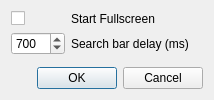
This is Qt/AppSet-Qt/options.ui in svn2github/appset as Qt 5 draws it before an edit. The edited form follows.
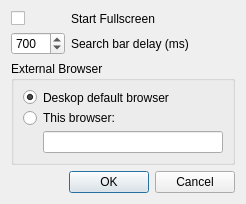
This is the edited form.

Diff of the .ui file:
```diff
--- a/Qt/AppSet-Qt/options.ui
+++ b/Qt/AppSet-Qt/options.ui
@@ -6,8 +6,8 @@
    <rect>
     <x>0</x>
     <y>0</y>
-    <width>214</width>
-    <height>100</height>
+    <width>246</width>
+    <height>203</height>
    </rect>
   </property>
   <property name="sizePolicy">
@@ -23,7 +23,7 @@
    <bool>true</bool>
   </property>
   <layout class="QGridLayout" name="gridLayout">
-   <item row="1" column="0">
+   <item row="2" column="0">
     <widget class="QDialogButtonBox" name="buttonBox">
      <property name="orientation">
       <enum>Qt::Horizontal</enum>
@@ -78,6 +78,57 @@
      </item>
     </layout>
    </item>
+   <item row="1" column="0">
+    <widget class="QGroupBox" name="groupBox">
+     <property name="title">
+      <string>External Browser</string>
+     </property>
+     <layout class="QFormLayout" name="formLayout_3">
+      <item row="0" column="0">
+       <widget class="QRadioButton" name="defaultBrowser">
+        <property name="text">
+         <string/>
+        </property>
+        <property name="checked">
+         <bool>true</bool>
+        </property>
+       </widget>
+      </item>
+      <item row="2" column="0">
+       <widget class="QRadioButton" name="userBrowser">
+        <property name="text">
+         <string/>
+        </property>
+       </widget>
+      </item>
+      <item row="0" column="1">
+       <widget class="QLabel" name="label_3">
+        <property name="text">
+         <string>Deskop default browser</string>
+        </property>
+       </widget>
+      </item>
+      <item row="2" column="1">
+       <layout class="QVBoxLayout" name="verticalLayout_3">
+        <item>
+         <widget class="QLabel" name="label_4">
+          <property name="text">
+           <string>This browser:</string>
+          </property>
+         </widget>
+        </item>
+        <item>
+         <widget class="QLineEdit" name="userBrowserCmd">
+          <property name="placeholderText">
+           <string/>
+          </property>
+         </widget>
+        </item>
+       </layout>
+      </item>
+     </layout>
+    </widget>
+   </item>
   </layout>
  </widget>
  <resources/>
```
